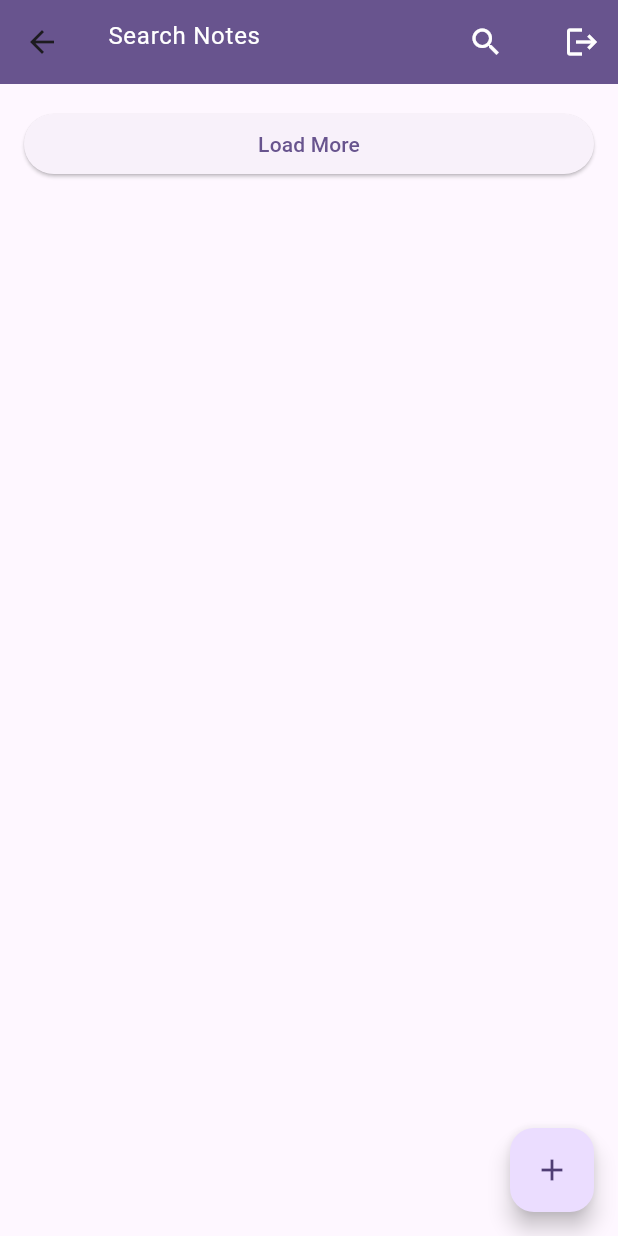
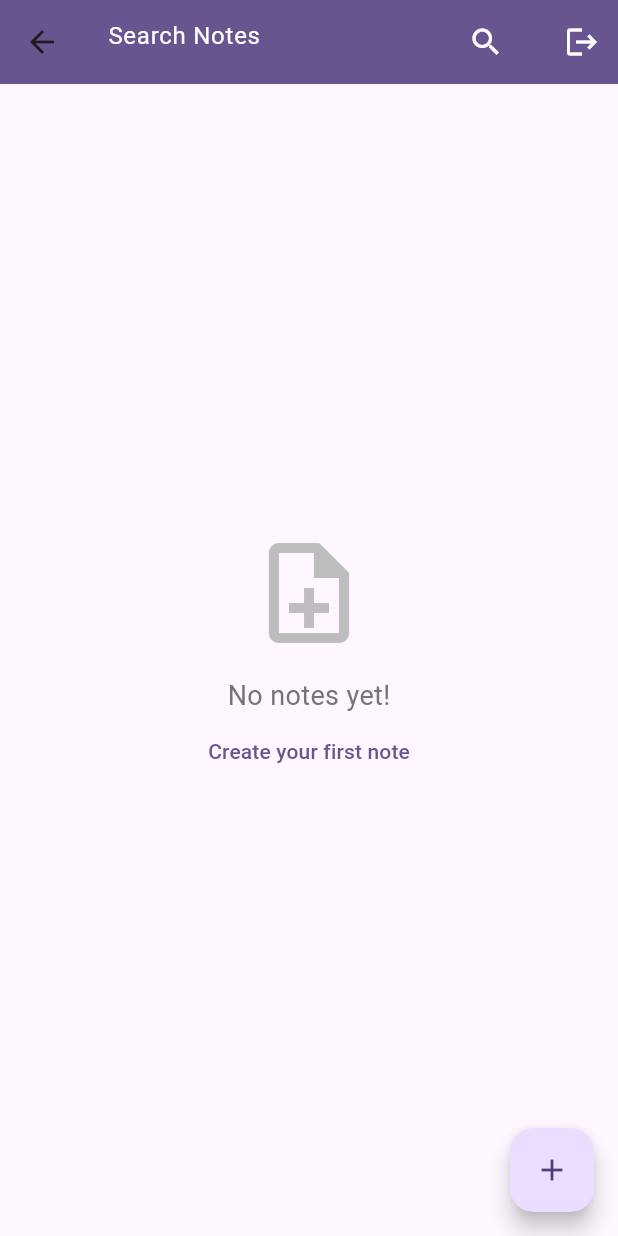
Before and after one commit to abhaysingh-10/DraftStack-Flutter, a Flutter app: the NoteScreen screen opened by its route, on a phone screen of 412 x 824 dp. Run offline on Flutter 3.47's test engine with Material 3 defaults, Android fonts, the phone set to English and light mode, and no system bars; drawn by our look-alikes of flutter_slidable; our stand-ins replace dio, flutter_secure_storage; accounts and stored records are empty; network calls fail.

```diff
--- a/lib/screens/note_screen.dart
+++ b/lib/screens/note_screen.dart
@@ -15,6 +15,37 @@ class NoteScreen extends StatefulWidget {
 }
 
 class _NoteScreenState extends State<NoteScreen> {
+  Widget _buildEmptyState() {
+    return Center(
+      child: Column(
+        mainAxisAlignment: MainAxisAlignment.center,
+        children: [
+          Icon(
+            Icons.note_add_outlined,
+            size: 80,
+            color: Colors.grey[400],
+          ),
+          SizedBox(
+            height: 16,
+          ),
+          Text(
+            _searchQuery.isEmpty
+                ? "No notes yet!"
+                : "No notes matching '$_searchQuery'",
+            style: TextStyle(fontSize: 18, color: Colors.grey[600]),
+          ),
+          if (_searchQuery.isEmpty)
+            TextButton(
+              onPressed: () => Navigator.pushNamed(context, '/notesForm'),
+              child: Text(
+                "Create your first note",
+              ),
+            ),
+        ],
+      ),
+    );
+  }
+
   final ApiServices _apiService = ApiServices();
 
   //searching
@@ -159,12 +190,15 @@ class _NoteScreenState extends State<NoteScreen> {
           backgroundColor: Theme.of(context).colorScheme.primary),
       body: _isLoading
           ? Center(child: CircularProgressIndicator())
+          : _notes.isEmpty
+              ? _buildEmptyState()
               : RefreshIndicator(
                   onRefresh: () => _fetchNotes(isRefresh: true),
                   child: SlidableAutoCloseBehavior(
                     closeWhenOpened: true,
                     child: ListView.builder(
-                  itemCount: _hasNextPage ? _notes.length + 1 : _notes.length,
+                      itemCount:
+                          _hasNextPage ? _notes.length + 1 : _notes.length,
                       itemBuilder: (context, index) {
                         if (index == _notes.length) {
                           return Padding(
@@ -234,8 +268,8 @@ class _NoteScreenState extends State<NoteScreen> {
                                                   child: const Text("Cancel"),
                                                 ),
                                                 TextButton(
-                                              onPressed: () => Navigator.pop(
-                                                  context,
+                                                  onPressed: () =>
+                                                      Navigator.pop(context,
                                                           true), // Returns true
                                                   child: const Text("Delete",
                                                       style: TextStyle(
@@ -286,8 +320,8 @@ class _NoteScreenState extends State<NoteScreen> {
                                 },
                                 title: Text(
                                   note.title,
-                              style:
-                                  const TextStyle(fontWeight: FontWeight.bold),
+                                  style: const TextStyle(
+                                      fontWeight: FontWeight.bold),
                                 ),
                                 subtitle: Text(
                                   note.content,
@@ -302,7 +336,8 @@ class _NoteScreenState extends State<NoteScreen> {
                                       note.subtasks.isNotEmpty &&
                                               note.subtasks
                                                   .every((s) => s.completed)
-                                      ? Icons.check_circle // If Yes Filled icon
+                                          ? Icons
+                                              .check_circle // If Yes Filled icon
                                           : Icons
                                               .radio_button_unchecked, // if No Outline icon
 
```
Lines whose indentation alone changed are shown as unchanged.
